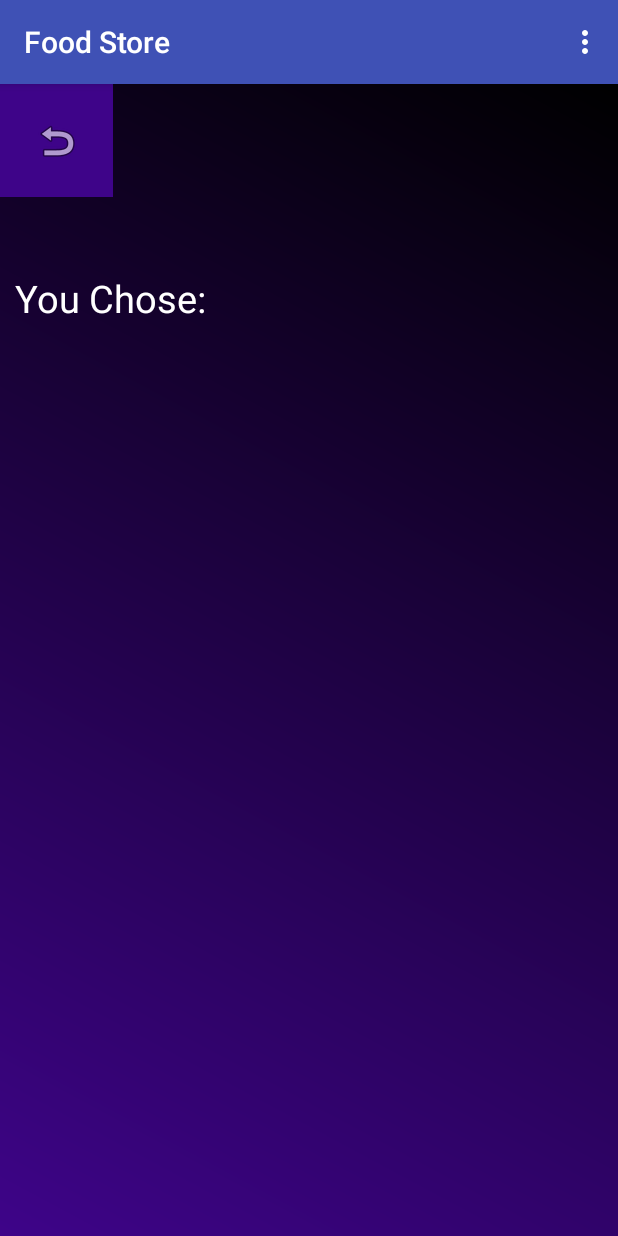
After one commit to AmitDohan/Annapp, an Android app: the FoodStore screen opened directly, with no data from a screen before it, on a phone screen of 412 x 824 dp. The commit adds this screen. Run offline under Robolectric (Android 15) with nearby library versions, the phone set to English and light mode, and no system bars.

Commit message:
This is one

```diff
--- /dev/null
+++ b/app/src/main/java/jb/dohan/amit/annapp/FoodStore.java
@@ -0,0 +1,70 @@
+package jb.dohan.amit.annapp;
+
+import android.support.v7.app.AppCompatActivity;
+import android.os.Bundle;
+import android.view.Menu;
+import android.view.MenuInflater;
+import android.view.MenuItem;
+import android.view.View;
+import android.widget.Button;
+import android.widget.TextView;
+
+public class FoodStore extends AppCompatActivity {
+
+    private MenuItem menueItemPizza, menuItemChips, menuItemPersonalPizza;
+    TextView tvChoise;
+
+    @Override
+    protected void onCreate(Bundle savedInstanceState) {
+        super.onCreate(savedInstanceState);
+        setContentView(R.layout.activity_food_store);
+
+        tvChoise= findViewById(R.id.tvChoise);
+        getSupportActionBar().setTitle("Food Store");
+
+
+    }
+
+    public boolean onCreateOptionsMenu(Menu menu) {
+        MenuInflater menuInflater = getMenuInflater();
+        menuInflater.inflate(R.menu.food_menu, menu);
+
+        menueItemPizza = menu.findItem(R.id.menuItemPizza);
+        menuItemChips = menu.findItem(R.id.menuItemChips);
+        menuItemPersonalPizza = menu.findItem(R.id.menuItemPersonalPizza);
+
+        return true;
+    }
+
+    public boolean onOptionsItemSelected(MenuItem item) {
+
+        int itemId = item.getItemId();
+
+        if(itemId == R.id.menuItemPizza || itemId == R.id.menuItemChips || itemId == R.id.menuItemPersonalPizza) {
+            menueItemPizza.setChecked(false);
+            menuItemChips.setChecked(false);
+            menuItemPersonalPizza.setChecked(false);
+            item.setChecked(true);
+        }
+
+        switch (itemId) {
+            case R.id.menuItemPizza:
+                tvChoise.setText("Pizza");
+                return true;
+            case R.id.menuItemChips:
+                tvChoise.setText("Chips");
+                return true;
+            case R.id.menuItemPersonalPizza:
+                tvChoise.setText("Personal Pizza");
+                return true;
+
+        }
+
+        return false;
+    }
+
+    public void onClick_Back(View v){
+        finish();
+    }
+
+}
--- a/app/src/main/java/jb/dohan/amit/annapp/StyleEx.java
+++ b/app/src/main/java/jb/dohan/amit/annapp/StyleEx.java
@@ -21,6 +21,8 @@ public class StyleEx extends AppCompatActivity {
         setContentView(R.layout.activity_style_ex);
         ibBack= findViewById(R.id.ibBack);
         btnWelcome= findViewById(R.id.btnWelcome);
+
+        getSupportActionBar().setTitle("Welcome!");
 
     }
 
--- /dev/null
+++ b/app/src/main/res/layout/activity_food_store.xml
@@ -0,0 +1,50 @@
+<?xml version="1.0" encoding="utf-8"?>
+<android.support.constraint.ConstraintLayout xmlns:android="http://schemas.android.com/apk/res/android"
+    xmlns:app="http://schemas.android.com/apk/res-auto"
+    xmlns:tools="http://schemas.android.com/tools"
+    android:layout_width="match_parent"
+    android:layout_height="match_parent"
+    tools:context="jb.dohan.amit.annapp.FoodStore"
+    style="@style/activityBackground">
+
+    <LinearLayout
+        android:layout_width="match_parent"
+        android:layout_height="match_parent"
+        android:orientation="vertical">
+
+        <ImageButton
+            android:id="@+id/ibBack2"
+            android:layout_width="75dp"
+            android:layout_height="75dp"
+            android:background="@color/purple"
+            android:onClick="onClick_Back"
+            app:srcCompat="@android:drawable/ic_menu_revert"
+            tools:layout_editor_absoluteY="105dp" />
+
+        <LinearLayout
+            android:layout_width="match_parent"
+            android:layout_height="match_parent"
+            android:orientation="horizontal"
+            android:layout_marginTop="50dp"
+            android:layout_marginLeft="10dp">
+
+            <TextView
+                android:id="@+id/tvYouChose"
+                android:layout_width="match_parent"
+                android:layout_height="wrap_content"
+                android:layout_weight="1"
+                android:text="You Chose: "
+                android:textColor="#FFF"
+                android:textSize="25sp" />
+
+            <TextView
+                android:id="@+id/tvChoise"
+                android:layout_width="match_parent"
+                android:layout_height="wrap_content"
+                android:layout_weight="1"
+                android:textColor="#FFF"
+                android:textSize="25sp" />
+        </LinearLayout>
+
+    </LinearLayout>
+</android.support.constraint.ConstraintLayout>
--- a/app/src/main/res/layout/activity_main.xml
+++ b/app/src/main/res/layout/activity_main.xml
@@ -31,10 +31,10 @@
             style="@style/buttonStyle"/>
 
         <Button
-            android:id="@+id/button5"
+            android:id="@+id/btnFoodStore"
             style="@style/buttonStyle"
             android:onClick="onClick"
-            android:text="Useless Button" />
+            android:text="@string/food_store" />
 
     </LinearLayout>
 
--- /dev/null
+++ b/app/src/main/res/menu/food_menu.xml
@@ -0,0 +1,26 @@
+<?xml version="1.0" encoding="utf-8"?>
+<menu xmlns:android="http://schemas.android.com/apk/res/android"
+    xmlns:app="http://schemas.android.com/apk/res-auto">
+
+
+    <group
+        android:id="@+id/groupFoods"
+        android:checkableBehavior="all">
+
+        <item
+            android:id="@+id/menuItemPizza"
+            android:checked="true"
+            android:title="Pizza" />
+
+        <item
+            android:id="@+id/menuItemChips"
+            android:title="Chips" />
+
+        <item
+            android:id="@+id/menuItemPersonalPizza"
+            android:title="PersonalPizza" />
+
+    </group>
+
+
+</menu>
--- a/app/src/main/res/values/strings.xml
+++ b/app/src/main/res/values/strings.xml
@@ -1,4 +1,8 @@
 <resources>
-    <string name="app_name">Annapp</string>
+    <string name="app_name">Main Menu</string>
     <string name="welcome_click">Welcome! (Click for a special welcome)</string>
+
+    <string name="food_store">Food Store</string>
+    <string name="welcome">Welcome!</string>
+
 </resources>
```
Also changed, not shown: app/src/main/AndroidManifest.xml (+5 -2 lines), app/src/main/java/jb/dohan/amit/annapp/MainActivity.java (+8 -1 lines).
